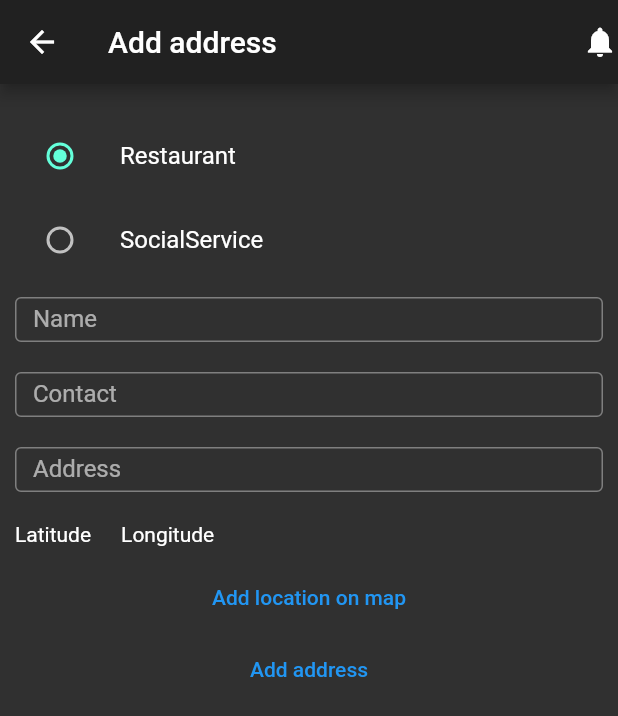
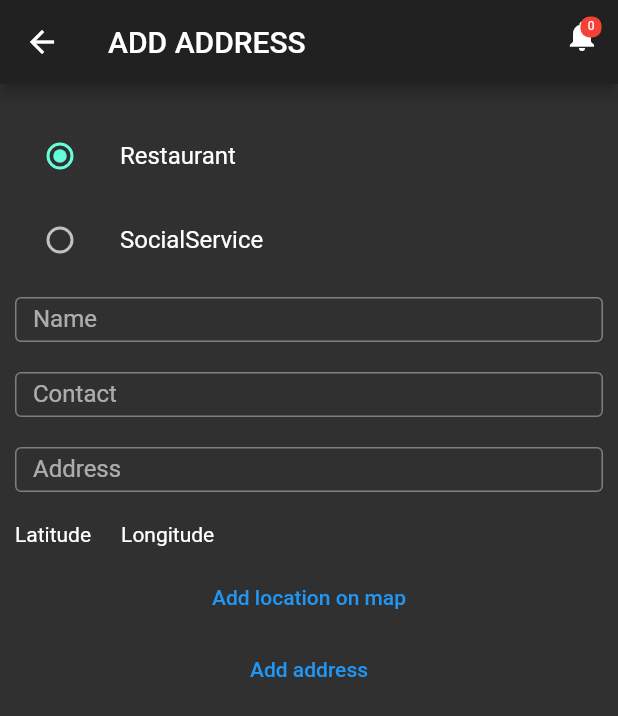
Before and after one commit to karaanc324/madad, a Flutter app: the SaveOrg screen opened directly, on a phone screen of 412 x 824 dp. Shown: the top 716 px of the screen. Run offline on Flutter 3.47's test engine with Material 2 defaults, Android fonts, the phone set to English and light mode, and no system bars; our stand-ins replace cloud_firestore, double_back_to_close_app, firebase_auth, firebase_core, firebase_messaging, flutter_map and 3 more; accounts and stored records are empty; network calls fail.

Commit message:
notification handler

```diff
--- /dev/null
+++ b/lib/helper/appbar.dart
@@ -0,0 +1,63 @@
+import 'package:flutter/material.dart';
+import 'package:madad/service/firebase_service.dart';
+import 'package:provider/provider.dart';
+
+class MyAppbar extends StatelessWidget implements PreferredSizeWidget {
+  String title;
+  MyAppbar(String title) {
+    this.title = title;
+  }
+
+  @override
+  Widget build(BuildContext context) {
+    var lol = Provider.of<FirebaseService>(context).getCounter();
+    return AppBar(title: Text(title), actions: [
+      // Consumer<FirebaseService>(
+      //   builder: (_, firebaseService, __) {
+      Stack(
+        children: <Widget>[
+          IconButton(
+              icon: Icon(Icons.notifications),
+              onPressed: () {
+                print("====================");
+                // print(
+                // Provider.of<FirebaseService>(context).notificationCounter);
+                // firebaseService.notificationCounter = 0;
+                Provider.of<FirebaseService>(context, listen: false)
+                    .resetCounter();
+              }),
+          new Positioned(
+            right: 11,
+            top: 11,
+            child: new Container(
+              padding: EdgeInsets.all(2),
+              decoration: new BoxDecoration(
+                color: Colors.red,
+                borderRadius: BorderRadius.circular(6),
+              ),
+              constraints: BoxConstraints(
+                minWidth: 14,
+                minHeight: 14,
+              ),
+              child: Text(
+                '$lol',
+                style: TextStyle(
+                  color: Colors.white,
+                  fontSize: 8,
+                ),
+                textAlign: TextAlign.center,
+              ),
+            ),
+          ),
+          // : new Container()
+        ],
+      )
+      // },
+      // ),
+    ]);
+  }
+
+  @override
+  // TODO: implement preferredSize
+  Size get preferredSize => new Size.fromHeight(kToolbarHeight);
+}
--- a/lib/screens/login.dart
+++ b/lib/screens/login.dart
@@ -1,6 +1,3 @@
-import 'dart:io';
-
-import 'package:firebase_core/firebase_core.dart';
 import 'package:flutter/material.dart';
 import 'package:madad/screens/dashboard.dart';
 import 'package:madad/screens/save_org.dart';
@@ -10,7 +7,6 @@ import 'package:madad/service/firebase_service.dart';
 class LoginPage {
   TextEditingController nameController = TextEditingController();
   TextEditingController passwordController = TextEditingController();
-  File _image;
 
   Padding getLoginPage(BuildContext context) {
     return Padding(
--- a/lib/screens/save_org.dart
+++ b/lib/screens/save_org.dart
@@ -1,6 +1,6 @@
 import 'package:cloud_firestore/cloud_firestore.dart';
 import 'package:flutter/material.dart';
-import 'package:madad/helper/helper.dart';
+import 'package:madad/helper/appbar.dart';
 import 'package:madad/screens/maps.dart';
 import 'package:latlong/latlong.dart';
 import 'package:madad/service/firebase_service.dart';
@@ -31,7 +31,7 @@ class _SaveOrgState extends State<SaveOrg> {
   @override
   Widget build(BuildContext context) {
     return Scaffold(
-      appBar: Helper.getAppBar("Add address"),
+      appBar: MyAppbar("ADD ADDRESS"),
       body: Container(
         padding: EdgeInsets.only(top: 20),
         height: MediaQuery.of(context).size.height,
--- a/lib/service/firebase_service.dart
+++ b/lib/service/firebase_service.dart
@@ -1,16 +1,17 @@
 import 'package:cloud_firestore/cloud_firestore.dart';
 import 'package:firebase_auth/firebase_auth.dart';
-import 'package:firebase_core/firebase_core.dart';
 import 'package:firebase_messaging/firebase_messaging.dart';
 import 'package:flutter/material.dart';
 import 'package:fluttertoast/fluttertoast.dart';
+import 'package:provider/provider.dart';
 
-class FirebaseService {
+class FirebaseService extends ChangeNotifier {
   String email;
   String collection;
   String currentCollection;
   String otherCollection;
   static FirebaseService firebaseService;
+  int notificationCounter = 0;
   // final FirebaseMessaging _firebaseMessaging = FirebaseMessaging.;
   String _message = '';
   static getFirebaseService() {
@@ -118,25 +119,53 @@ class FirebaseService {
             });
   }
 
+  void resetCounter() {
+    notificationCounter = 0;
+    notifyListeners();
+  }
+
   registerOnFirebase() {
     FirebaseMessaging.instance.subscribeToTopic('all');
     FirebaseMessaging.instance.getToken().then((token) => print(token));
   }
 
-  void getMessage() {
+  void incrementCounter() {
+    print("========================== increment counter called");
     FirebaseMessaging.onMessage.listen((RemoteMessage message) {
       if (message != null) {
-        print(message);
+        // print(message);
         print('received message');
+        notificationCounter++;
+        notifyListeners();
       }
+      print(notificationCounter);
     });
+
+    // incrementCounter() {
+    //   Provider.of(_, listen: false).inc
+    //   notifyListeners();
+    //   notificationCounter++;
+    // }
 
     FirebaseMessaging.onMessageOpenedApp.listen((RemoteMessage message) {
       print('A new onMessageOpenedApp event was published!');
+      if (message != null) {
+        print(message);
+        print('received messagelolol');
+        // notificationCounter++;
+        // notifyListeners();
+      }
+      print(this.notificationCounter);
+      // Provider.of<FirebaseService>().incrementCounter();
+      // notifyListeners();
       // Navigator.push(BuildContext(), route)
       // Navigator.pushNamed(context, '/message',
       //     arguments: MessageArguments(message, true));
     });
+  }
+
+  int getCounter() {
+    return notificationCounter;
   }
 
   //       onMessage: (Map<String, dynamic> message) async {
--- a/pubspec.yaml
+++ b/pubspec.yaml
@@ -40,6 +40,7 @@ dependencies:
   flutter_login:
   double_back_to_close_app: ^2.0.1
   firebase_messaging: ^10.0.0
+  provider:
   flutter_local_notifications:
 
 dev_dependencies:
```
Also changed, not shown: lib/helper/helper.dart (deleted, +0 -131 lines), lib/helper/homepage.dart (added, +39 -0 lines), lib/helper/profile.dart (added, +77 -0 lines), lib/main.dart (+11 -8 lines), lib/screens/dashboard.dart (+83 -20 lines), pubspec.lock.
